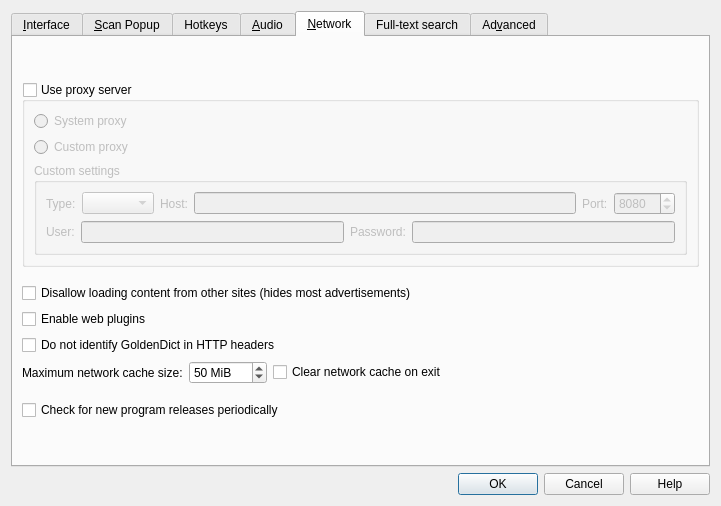
First picture: the form in preferences.ui, repository goldendict/goldendict, before the edit.
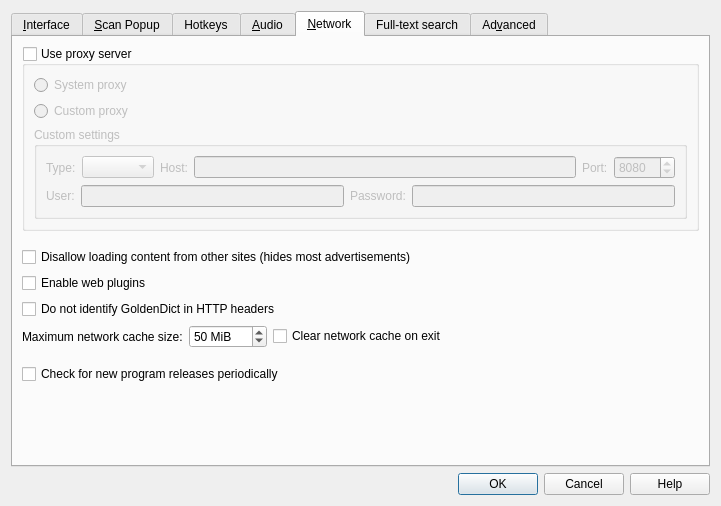
Second picture: the form after the edit. The open tabs and pages were chosen to show the change. Icons and pictures are not drawn. Custom widgets are drawn as their Qt base class.

Commit message: format:ui preferences.ui align top

Diff of the .ui file:
```diff
--- a/preferences.ui
+++ b/preferences.ui
@@ -941,19 +941,6 @@
        <string>&amp;Network</string>
       </attribute>
       <layout class="QVBoxLayout" name="verticalLayout_9">
-       <item>
-        <spacer name="verticalSpacer_5">
-         <property name="orientation">
-          <enum>Qt::Vertical</enum>
-         </property>
-         <property name="sizeHint" stdset="0">
-          <size>
-           <width>20</width>
-           <height>40</height>
-          </size>
-         </property>
-        </spacer>
-       </item>
        <item>
         <widget class="QGroupBox" name="useProxyServer">
          <property name="toolTip">
```
Left out of the diff: 13 changed lines with no effect on the pictures.
